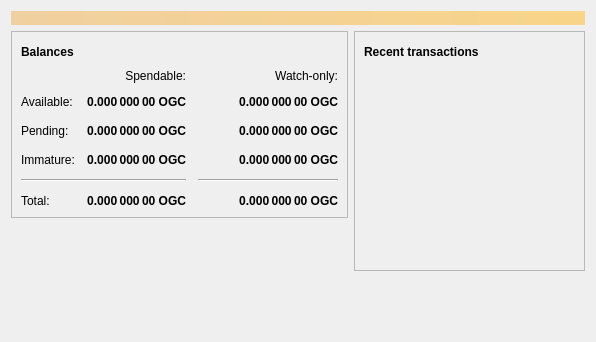
Old version of the form src/qt/forms/overviewpage.ui in the repository minblock/ogkushcoin.
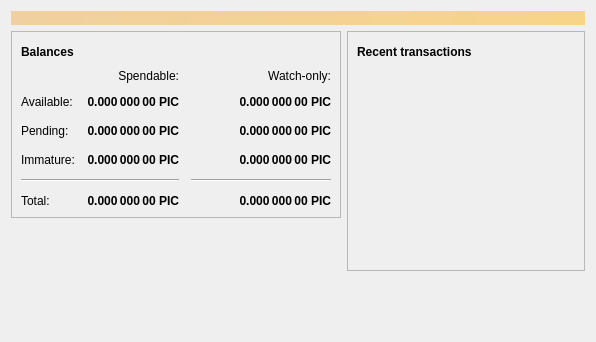
New version of the form. Icons and pictures are not drawn.

Patch:
```diff
--- a/src/qt/forms/overviewpage.ui
+++ b/src/qt/forms/overviewpage.ui
@@ -129,7 +129,7 @@
                <string>Unconfirmed transactions to watch-only addresses</string>
               </property>
               <property name="text">
-               <string notr="true">0.000 000 00 OGC</string>
+               <string notr="true">0.000 000 00 PIC</string>
               </property>
               <property name="alignment">
                <set>Qt::AlignRight|Qt::AlignTrailing|Qt::AlignVCenter</set>
@@ -154,7 +154,7 @@
                <string>Total of transactions that have yet to be confirmed, and do not yet count toward the spendable balance</string>
               </property>
               <property name="text">
-               <string notr="true">0.000 000 00 OGC</string>
+               <string notr="true">0.000 000 00 PIC</string>
               </property>
               <property name="alignment">
                <set>Qt::AlignRight|Qt::AlignTrailing|Qt::AlignVCenter</set>
@@ -179,7 +179,7 @@
                <string>Mined balance in watch-only addresses that has not yet matured</string>
               </property>
               <property name="text">
-               <string notr="true">0.000 000 00 OGC</string>
+               <string notr="true">0.000 000 00 PIC</string>
               </property>
               <property name="alignment">
                <set>Qt::AlignRight|Qt::AlignTrailing|Qt::AlignVCenter</set>
@@ -237,7 +237,7 @@
                <string>Mined balance that has not yet matured</string>
               </property>
               <property name="text">
-               <string notr="true">0.000 000 00 OGC</string>
+               <string notr="true">0.000 000 00 PIC</string>
               </property>
               <property name="alignment">
                <set>Qt::AlignRight|Qt::AlignTrailing|Qt::AlignVCenter</set>
@@ -282,7 +282,7 @@
                <string>Your current total balance</string>
               </property>
               <property name="text">
-               <string notr="true">0.000 000 00 OGC</string>
+               <string notr="true">0.000 000 00 PIC</string>
               </property>
               <property name="alignment">
                <set>Qt::AlignRight|Qt::AlignTrailing|Qt::AlignVCenter</set>
@@ -307,7 +307,7 @@
                <string>Current total balance in watch-only addresses</string>
               </property>
               <property name="text">
-               <string notr="true">0.000 000 00 OGC</string>
+               <string notr="true">0.000 000 00 PIC</string>
               </property>
               <property name="alignment">
                <set>Qt::AlignRight|Qt::AlignTrailing|Qt::AlignVCenter</set>
@@ -349,7 +349,7 @@
                <string>Your current spendable balance</string>
               </property>
               <property name="text">
-               <string notr="true">0.000 000 00 OGC</string>
+               <string notr="true">0.000 000 00 PIC</string>
               </property>
               <property name="alignment">
                <set>Qt::AlignRight|Qt::AlignTrailing|Qt::AlignVCenter</set>
@@ -374,7 +374,7 @@
                <string>Your current balance in watch-only addresses</string>
               </property>
               <property name="text">
-               <string notr="true">0.000 000 00 OGC</string>
+               <string notr="true">0.000 000 00 PIC</string>
               </property>
               <property name="alignment">
                <set>Qt::AlignRight|Qt::AlignTrailing|Qt::AlignVCenter</set>
```
Left out of the diff: 4 changed lines with no effect on the pictures.
